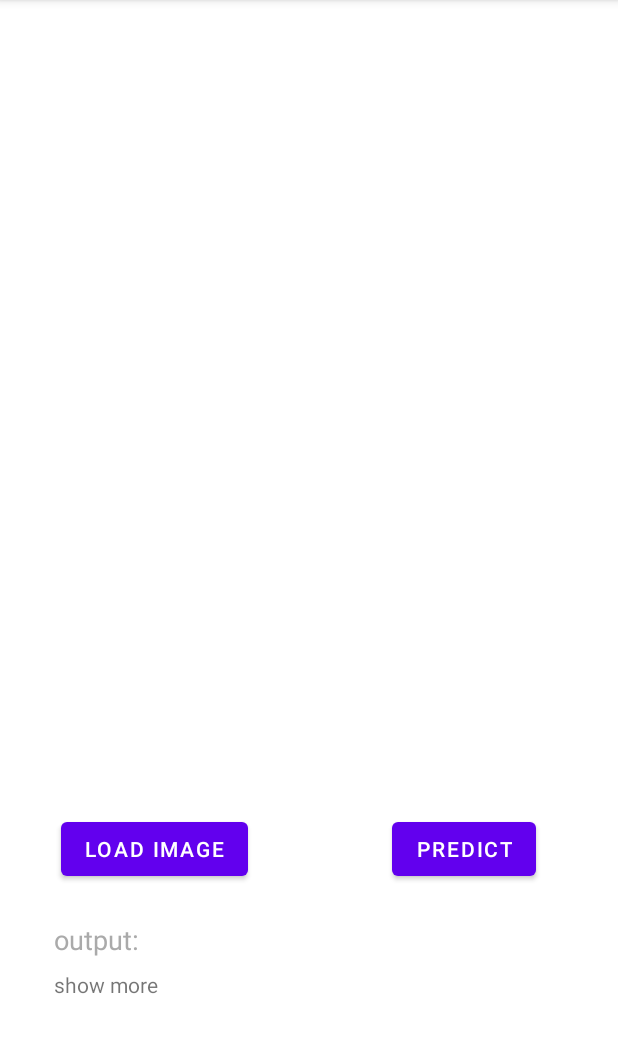
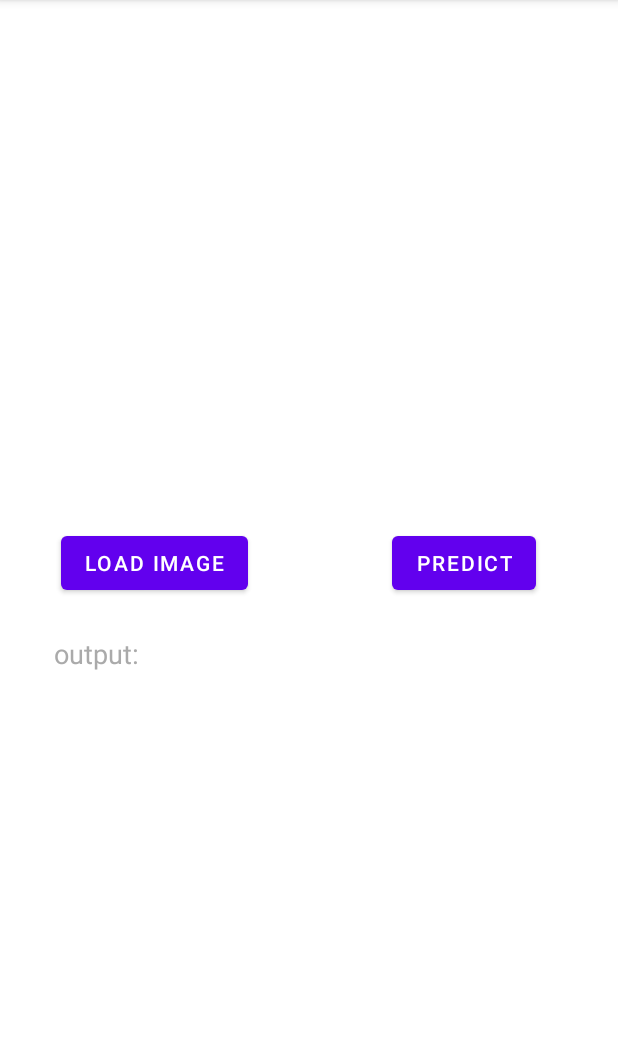
Before and after one commit to ashen007/Identify-Diseases-in-Crops-leaf, an Android app: the screen it shows after launch (MainActivity), on a phone screen of 412 x 824 dp, the part 84-1137 px from its top. Run offline under Robolectric (Android 15) with nearby library versions, the phone set to English and light mode, and no system bars; libraries missing offline, so code that uses them is left out: org.tensorflow.lite; 4 statements that could not run were skipped.

Commit message:
change layout

```diff
--- a/mobile application/app/src/main/java/com/example/ildd/MainActivity.kt
+++ b/mobile application/app/src/main/java/com/example/ildd/MainActivity.kt
@@ -1,22 +1,16 @@
 package com.example.ildd
 
 import android.content.Intent
-import android.content.res.AssetManager
 import android.graphics.Bitmap
 import android.net.Uri
 import androidx.appcompat.app.AppCompatActivity
 import android.os.Bundle
 import android.provider.MediaStore
-import android.util.Log
 import android.view.View
 import android.widget.Button
 import android.widget.ImageView
 import android.widget.TextView
-import com.example.ildd.ml.VggnetBeWa
-import org.tensorflow.lite.DataType
 import org.tensorflow.lite.Interpreter
-import org.tensorflow.lite.support.image.TensorImage
-import org.tensorflow.lite.support.tensorbuffer.TensorBuffer
 import java.io.FileInputStream
 import java.nio.ByteBuffer
 import java.nio.ByteOrder
@@ -24,14 +18,13 @@ import java.nio.MappedByteBuffer
 import java.nio.channels.FileChannel
 import java.util.*
 import kotlin.Comparator
-import kotlin.math.min
 
 class MainActivity : AppCompatActivity() {
 
     private val IMAGE_MEAN = 0
     private val IMAGE_STD = 255.0f
     private val MAX_RESULTS = 4
-    private val THRESHOLD = 0.4f
+    private val THRESHOLD = 0.1f
     lateinit var bitmap: Bitmap
     lateinit var imageView: ImageView
 
@@ -108,27 +101,12 @@ class MainActivity : AppCompatActivity() {
         predict.setOnClickListener(View.OnClickListener {
 
             var resized: Bitmap = Bitmap.createScaledBitmap(bitmap, 56, 56, false)
-//            val model = VggnetBeWa.newInstance(this)
-//
-//            // Creates inputs for reference.
-//            val inputFeature0 =
-//                TensorBuffer.createFixedSize(intArrayOf(1, 56, 56, 3), DataType.FLOAT32)
+
             val byteBuffer = convertBitmapToByteBuffer(resized)
             val result = Array(1) { FloatArray(labelList.size) }
             interpreter.run(byteBuffer, result)
 
             tv.setText(getSortedResult(result, labelList).toString())
-
-//            inputFeature0.loadBuffer(byteBuffer)
-//
-//            // Runs model inference and gets result.
-//            val outputs = model.process(inputFeature0)
-//            val outputFeature0 = outputs.outputFeature0AsTensorBuffer
-//
-//            tv.setText(outputFeature0.floatArray[0].toString())
-//
-//            // Releases model resources if no longer used.
-//            model.close()
 
         })
 
--- a/mobile application/app/src/main/res/layout/activity_main.xml
+++ b/mobile application/app/src/main/res/layout/activity_main.xml
@@ -28,8 +28,8 @@
 
     <ImageView
         android:id="@+id/imageView"
-        android:layout_width="350dp"
-        android:layout_height="500dp"
+        android:layout_width="416dp"
+        android:layout_height="309dp"
         android:layout_marginTop="24dp"
         app:layout_constraintEnd_toEndOf="parent"
         app:layout_constraintHorizontal_bias="0.5"
@@ -49,26 +49,27 @@
         app:layout_constraintTop_toBottomOf="@id/btn_predict"
         />
 
+    <!--    <TextView-->
+<!--        android:layout_width="wrap_content"-->
+<!--        android:layout_height="wrap_content"-->
+<!--        android:text="show more"-->
+<!--        app:layout_constraintTop_toBottomOf="@id/textView"-->
+<!--        android:layout_marginTop="8dp"-->
+<!--        android:layout_marginStart="36dp"-->
+<!--        app:layout_constraintStart_toStartOf="parent"-->
+<!--        android:textSize="14dp"/>-->
+
     <TextView
         android:id="@+id/tv_output"
-        android:layout_width="wrap_content"
-        android:layout_height="wrap_content"
+        android:layout_width="296dp"
+        android:layout_height="254dp"
+        android:layout_marginTop="64dp"
         android:text="@string/results"
+        android:textAlignment="viewStart"
         android:textColor="@android:color/white"
-        android:textSize="18sp"
+        android:textSize="12sp"
         app:layout_constraintStart_toEndOf="@id/textView"
-        app:layout_constraintTop_toBottomOf="@id/btn_predict"
-        android:layout_marginTop="24dp"/>
-
-    <TextView
-        android:layout_width="wrap_content"
-        android:layout_height="wrap_content"
-        android:text="show more"
-        app:layout_constraintTop_toBottomOf="@id/textView"
-        android:layout_marginTop="8dp"
-        android:layout_marginStart="36dp"
-        app:layout_constraintStart_toStartOf="parent"
-        android:textSize="14dp"/>
+        app:layout_constraintTop_toBottomOf="@id/btn_predict" />
 
     <androidx.constraintlayout.widget.Guideline
         android:id="@+id/guidline2"
```
